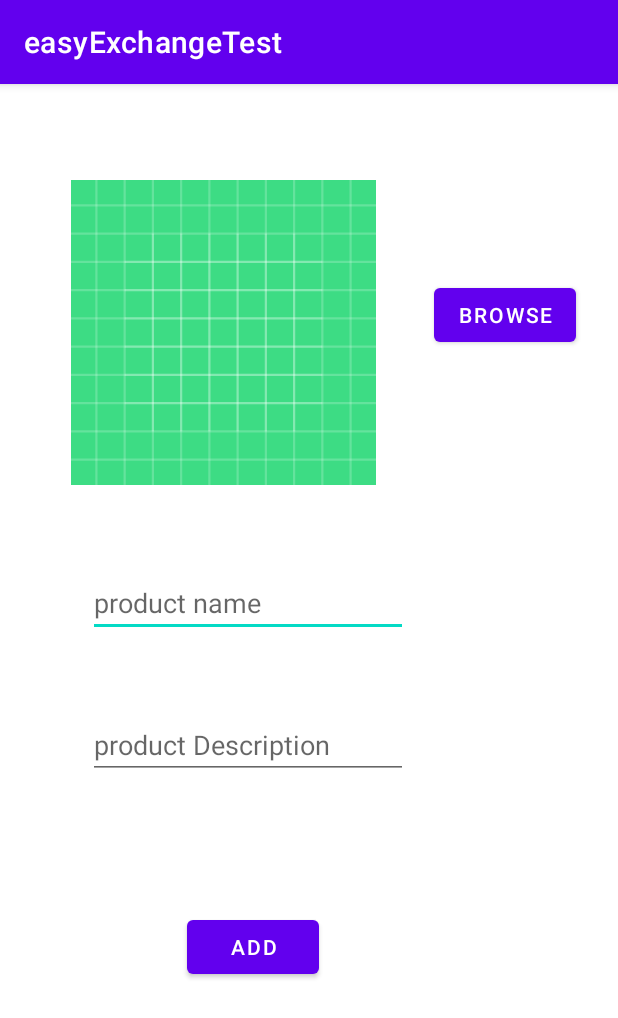
After one commit to elvis902/EasyExchange, an Android app: the ActivityAdd screen opened directly, with no data from a screen before it, on a phone screen of 412 x 824 dp. The commit adds this screen. Shown: the top 1018 px of the screen. Run offline under Robolectric (Android 15) with nearby library versions, the phone set to English and light mode, and no system bars; our stand-ins replace Firebase (no records; nobody signed in at launch, a user with empty details on screens opened directly); libraries missing offline, so code that uses them is left out: com.karumi.dexter.

Commit message:
Third Commit(Data and image link stored in database)

```diff
--- a/app/build.gradle
+++ b/app/build.gradle
@@ -38,7 +38,10 @@ dependencies {
     implementation 'androidx.lifecycle:lifecycle-viewmodel-ktx:2.2.0'
     implementation 'com.google.firebase:firebase-database:19.6.0'
     implementation 'com.google.firebase:firebase-auth:20.0.1'
+    implementation 'com.google.firebase:firebase-storage:19.2.1'
     testImplementation 'junit:junit:4.+'
     androidTestImplementation 'androidx.test.ext:junit:1.1.2'
     androidTestImplementation 'androidx.test.espresso:espresso-core:3.3.0'
+
+    implementation 'com.karumi:dexter:6.0.2'
 }
--- /dev/null
+++ b/app/src/main/java/com/example/easyexchangetest/ActivityAdd.java
@@ -0,0 +1,170 @@
+package com.example.easyexchangetest;
+
+import androidx.annotation.NonNull;
+import androidx.annotation.Nullable;
+import androidx.appcompat.app.AppCompatActivity;
+
+import android.Manifest;
+import android.app.ProgressDialog;
+import android.content.Intent;
+import android.graphics.Bitmap;
+import android.graphics.BitmapFactory;
+import android.net.Uri;
+import android.os.Bundle;
+import android.view.View;
+import android.widget.Button;
+import android.widget.EditText;
+import android.widget.ImageView;
+import android.widget.Toast;
+
+import com.google.android.gms.tasks.OnSuccessListener;
+import com.google.firebase.auth.FirebaseAuth;
+import com.google.firebase.database.DatabaseReference;
+import com.google.firebase.database.FirebaseDatabase;
+import com.google.firebase.storage.FirebaseStorage;
+import com.google.firebase.storage.OnProgressListener;
+import com.google.firebase.storage.StorageReference;
+import com.google.firebase.storage.UploadTask;
+import com.karumi.dexter.Dexter;
+import com.karumi.dexter.PermissionToken;
+import com.karumi.dexter.listener.PermissionDeniedResponse;
+import com.karumi.dexter.listener.PermissionGrantedResponse;
+import com.karumi.dexter.listener.PermissionRequest;
+import com.karumi.dexter.listener.single.PermissionListener;
+
+import java.io.InputStream;
+import java.util.Random;
+
+public class ActivityAdd extends AppCompatActivity {
+
+    //All required variables
+    EditText productName, productDescription;
+    Button browseBtn, addBtn;
+    ImageView img;
+    Uri filepath;
+    Bitmap bitmap;
+    String email;
+    FirebaseAuth mAuth;
+
+    @Override
+    protected void onCreate(Bundle savedInstanceState) {
+        super.onCreate(savedInstanceState);
+        setContentView(R.layout.activity_add);
+
+        img=(ImageView)findViewById(R.id.imageView);
+        browseBtn=(Button)findViewById(R.id.browse_btn);
+        addBtn=(Button)findViewById(R.id.add_btn);
+
+        mAuth = FirebaseAuth.getInstance();
+        email = mAuth.getCurrentUser().getEmail();
+
+
+                    //Set the browse button which allows user to select image from external storage
+                    browseBtn.setOnClickListener(new View.OnClickListener() {
+                        @Override
+                        public void onClick(View v) {
+                            Dexter.withActivity(ActivityAdd.this)
+                                    .withPermission(Manifest.permission.READ_EXTERNAL_STORAGE)
+                                    .withListener(new PermissionListener() {
+                                        @Override
+                                        public void onPermissionGranted(PermissionGrantedResponse response) {
+                                            Intent intent = new Intent(Intent.ACTION_PICK);
+                                            intent.setType("image/*");
+                                            startActivityForResult(Intent.createChooser(intent,"Select Image File"),1);
+                                        }
+
+                                        @Override
+                                        public void onPermissionDenied(PermissionDeniedResponse response) {
+
+                                        }
+
+                                        @Override
+                                        public void onPermissionRationaleShouldBeShown(PermissionRequest permission, PermissionToken token) {
+
+                                            token.continuePermissionRequest();
+                                        }
+                                    }).check();
+                        }
+                    });
+
+
+                    //Set the signup button which allows user to upload the Selected image to Firebase Storage
+                    addBtn.setOnClickListener(new View.OnClickListener() {
+                        @Override
+                        public void onClick(View v) {
+                            uploadtofirebase();
+                        }
+                    });
+
+    }
+
+    //Catching the intent produced by browse btn to select image from device using Dexter
+    //Data is received as Uri, which is changed to bitstream -> bitmap -> imageview and img is set
+    @Override
+    protected void onActivityResult(int requestCode, int resultCode, @Nullable Intent data) {
+        if(requestCode == 1 && resultCode == RESULT_OK)
+        {
+            filepath = data.getData();
+            try {
+
+                InputStream inputStream = getContentResolver().openInputStream(filepath);
+                bitmap = BitmapFactory.decodeStream(inputStream);
+                img.setImageBitmap(bitmap);
+
+            }catch (Exception e){
+
+            }
+        }
+        super.onActivityResult(requestCode, resultCode, data);
+    }
+
+
+
+    //Code to upload Image to Firebase
+    //The Uri required was already found using Dexter above
+    private void uploadtofirebase() {
+        ProgressDialog dialog = new ProgressDialog(this);
+        dialog.setTitle("File Uploader");
+        dialog.show();
+
+        productName = (EditText)findViewById(R.id.pName_et);
+        productDescription = (EditText)findViewById(R.id.pDes_et);
+
+        FirebaseStorage storage = FirebaseStorage.getInstance();
+        StorageReference uploader = storage.getReference("image "+new Random().nextInt(50));
+
+        uploader.putFile(filepath)
+                .addOnSuccessListener(new OnSuccessListener<UploadTask.TaskSnapshot>() {
+                    @Override
+                    public void onSuccess(UploadTask.TaskSnapshot taskSnapshot) {
+                        dialog.dismiss();
+                        //Code to get the url of image uploaded to Firen=base Dtorage
+                        //Lage hath all data using Dataholder obj along with url is send to Firebase Database
+                        uploader.getDownloadUrl().addOnSuccessListener(new OnSuccessListener<Uri>() {
+                            @Override
+                            public void onSuccess(Uri uri) {
+                                FirebaseDatabase db = FirebaseDatabase.getInstance();
+                                DatabaseReference root = db.getReference().child("Adds");
+
+                                AddDataHolder obj = new AddDataHolder(productName.getText().toString(), productDescription.getText().toString(),email,
+                                        uri.toString());
+                                root.child("1").setValue(obj);
+
+                                productName.setText("");
+                                productDescription.setText("");
+                                img.setImageResource(R.drawable.ic_launcher_background);
+                                Toast.makeText(getApplicationContext(),"File Uploaded Successfully",Toast.LENGTH_LONG).show();
+                               // startActivity(new Intent(ActivityAdd.this, ActivityDashboard.class));
+                            }
+                        });
+                    }
+                })
+                .addOnProgressListener(new OnProgressListener<UploadTask.TaskSnapshot>() {
+                    @Override
+                    public void onProgress(@NonNull UploadTask.TaskSnapshot snapshot) {
+                        long percentage = (100*snapshot.getBytesTransferred())/snapshot.getTotalByteCount();
+                        dialog.setMessage("Uploaded" + (int)percentage+" %");
+                    }
+                });
+    }
+}
--- /dev/null
+++ b/app/src/main/res/layout/activity_add.xml
@@ -0,0 +1,73 @@
+<?xml version="1.0" encoding="utf-8"?>
+<androidx.constraintlayout.widget.ConstraintLayout xmlns:android="http://schemas.android.com/apk/res/android"
+    xmlns:app="http://schemas.android.com/apk/res-auto"
+    xmlns:tools="http://schemas.android.com/tools"
+    android:layout_width="match_parent"
+    android:layout_height="match_parent"
+    tools:context=".ActivityAdd">
+
+    <ImageView
+        android:id="@+id/imageView"
+        android:layout_width="219dp"
+        android:layout_height="203dp"
+        android:layout_marginStart="51dp"
+        android:layout_marginTop="64dp"
+        android:layout_marginEnd="153dp"
+        app:layout_constraintEnd_toEndOf="parent"
+        app:layout_constraintHorizontal_bias="1.0"
+        app:layout_constraintStart_toStartOf="parent"
+        app:layout_constraintTop_toTopOf="parent"
+        app:srcCompat="@drawable/ic_launcher_background" />
+
+    <Button
+        android:id="@+id/browse_btn"
+        android:layout_width="wrap_content"
+        android:layout_height="wrap_content"
+        android:layout_marginStart="30dp"
+        android:layout_marginTop="130dp"
+        android:layout_marginEnd="28dp"
+        android:text="Browse"
+        app:layout_constraintEnd_toEndOf="parent"
+        app:layout_constraintStart_toEndOf="@+id/imageView"
+        app:layout_constraintTop_toTopOf="parent" />
+
+    <EditText
+        android:id="@+id/pName_et"
+        android:layout_width="wrap_content"
+        android:layout_height="wrap_content"
+        android:layout_marginStart="60dp"
+        android:layout_marginTop="56dp"
+        android:layout_marginEnd="141dp"
+        android:ems="10"
+        android:hint="product name"
+        android:inputType="textPersonName"
+        app:layout_constraintEnd_toEndOf="parent"
+        app:layout_constraintStart_toStartOf="parent"
+        app:layout_constraintTop_toBottomOf="@+id/imageView" />
+
+    <EditText
+        android:id="@+id/pDes_et"
+        android:layout_width="wrap_content"
+        android:layout_height="wrap_content"
+        android:layout_marginStart="60dp"
+        android:layout_marginTop="49dp"
+        android:layout_marginEnd="141dp"
+        android:ems="10"
+        android:hint="product Description"
+        android:inputType="textPersonName"
+        app:layout_constraintEnd_toEndOf="parent"
+        app:layout_constraintStart_toStartOf="parent"
+        app:layout_constraintTop_toBottomOf="@+id/pName_et" />
+
+    <Button
+        android:id="@+id/add_btn"
+        android:layout_width="wrap_content"
+        android:layout_height="wrap_content"
+        android:layout_marginStart="124dp"
+        android:layout_marginTop="88dp"
+        android:layout_marginEnd="199dp"
+        android:text="Add"
+        app:layout_constraintEnd_toEndOf="parent"
+        app:layout_constraintStart_toStartOf="parent"
+        app:layout_constraintTop_toBottomOf="@+id/pDes_et" />
+</androidx.constraintlayout.widget.ConstraintLayout>
```
Also changed, not shown: app/src/main/AndroidManifest.xml (+3 -4 lines), app/src/main/java/com/example/easyexchangetest/ActivityDashboard.java (+19 -3 lines), app/src/main/java/com/example/easyexchangetest/AddDataHolder.java (added, +44 -0 lines), app/src/main/res/layout/activity_dashboard.xml (+32 -4 lines).
